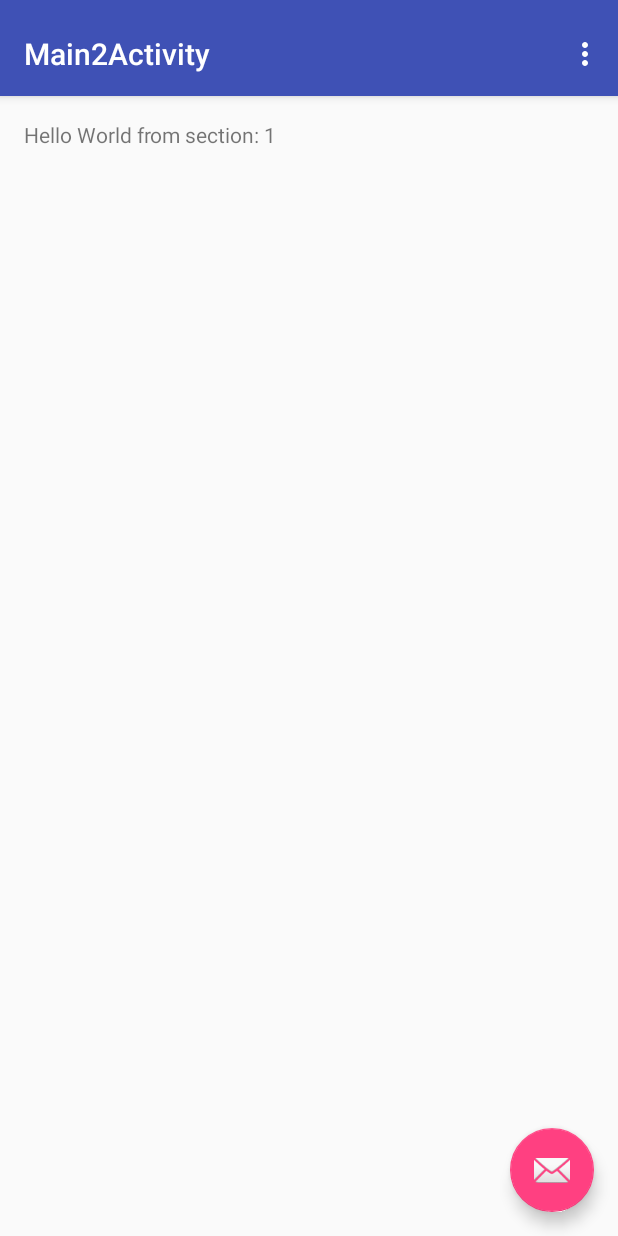
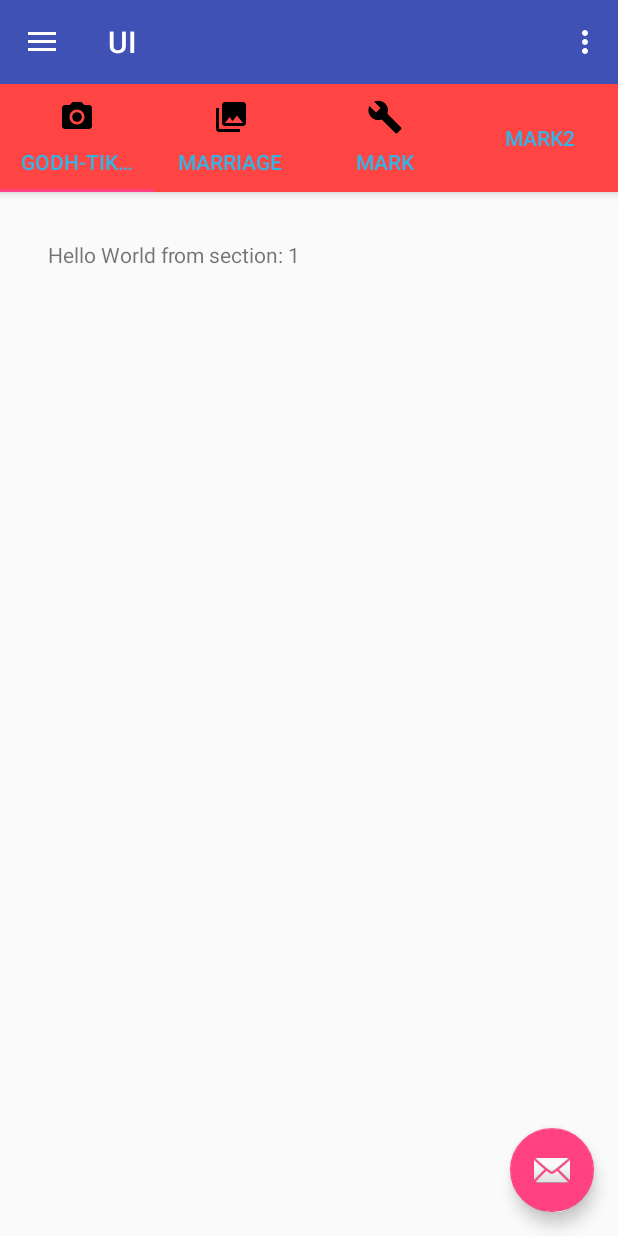
Before and after one commit to Sanyam96/UI-Basic, an Android app: the screen it shows after launch (Main2Activity), on a phone screen of 412 x 824 dp. Run offline under Robolectric (Android 15) with nearby library versions, the phone set to English and light mode, and no system bars.

```diff
--- a/app/src/main/java/com/example/sanyam/ui_basic/Main2Activity.java
+++ b/app/src/main/java/com/example/sanyam/ui_basic/Main2Activity.java
@@ -3,13 +3,19 @@ package com.example.sanyam.ui_basic;
 import android.os.Bundle;
 import android.os.Handler;
 import android.support.design.widget.FloatingActionButton;
+import android.support.design.widget.NavigationView;
 import android.support.design.widget.Snackbar;
+import android.support.design.widget.TabLayout;
 import android.support.v4.app.Fragment;
 import android.support.v4.app.FragmentManager;
 import android.support.v4.app.FragmentPagerAdapter;
+import android.support.v4.view.GravityCompat;
 import android.support.v4.view.ViewPager;
+import android.support.v4.widget.DrawerLayout;
+import android.support.v7.app.ActionBarDrawerToggle;
 import android.support.v7.app.AppCompatActivity;
 import android.support.v7.widget.Toolbar;
+import android.util.Log;
 import android.view.LayoutInflater;
 import android.view.Menu;
 import android.view.MenuItem;
@@ -18,7 +24,10 @@ import android.view.ViewGroup;
 import android.widget.TextView;
 import android.widget.Toast;
 
-public class Main2Activity extends AppCompatActivity {
+public class Main2Activity extends AppCompatActivity implements NavigationView.OnNavigationItemSelectedListener {
+
+    TabLayout tabLayout;
+
 
 
     //TODO DONE---------------------------------------------------------------
@@ -28,32 +37,6 @@ public class Main2Activity extends AppCompatActivity {
      * double tab on back button within 4sec(4000ms) to exit the application
      */
     boolean doubleBackToExitPressedOnce = false;
-
-    @Override
-    public void onBackPressed() {
-        if (doubleBackToExitPressedOnce) {
-            super.onBackPressed();
-            System.exit(0);
-            return;
-        }
-        this.doubleBackToExitPressedOnce = true;
-        Toast.makeText(this, "Please click BACK again to exit", Toast.LENGTH_SHORT).show();
-
-//        Intent i=new Intent();
-//        i.setClass(MainActivity.this,MainActivity.class);
-//        startActivity(i);
-
-        new Handler().postDelayed(new Runnable() {
-
-            @Override
-            public void run() {
-                doubleBackToExitPressedOnce=false;
-            }
-        }, 4000);
-    }
-    //TODO DONE---------------------------------------------------------------
-
-
 
 
     /**
@@ -74,7 +57,7 @@ public class Main2Activity extends AppCompatActivity {
     @Override
     protected void onCreate(Bundle savedInstanceState) {
         super.onCreate(savedInstanceState);
-        setContentView(R.layout.activity_main2);
+        setContentView(R.layout.activity_main22);
 
         Toolbar toolbar = (Toolbar) findViewById(R.id.toolbar);
         setSupportActionBar(toolbar);
@@ -85,6 +68,11 @@ public class Main2Activity extends AppCompatActivity {
         // Set up the ViewPager with the sections adapter.
         mViewPager = (ViewPager) findViewById(R.id.container);
         mViewPager.setAdapter(mSectionsPagerAdapter);
+        tabLayout = (TabLayout)findViewById(R.id.tabs);
+        tabLayout.setupWithViewPager(mViewPager);
+        setupTabIcons();
+
+        //tabLayout;
 
 
         FloatingActionButton fab = (FloatingActionButton) findViewById(R.id.fab);
@@ -96,16 +84,116 @@ public class Main2Activity extends AppCompatActivity {
             }
         });
 
+        DrawerLayout drawer = (DrawerLayout) findViewById(R.id.drawer_layout);
+        ActionBarDrawerToggle toggle = new ActionBarDrawerToggle(
+                this, drawer, toolbar, R.string.navigation_drawer_open, R.string.navigation_drawer_close);
+        drawer.setDrawerListener(toggle);
+        toggle.syncState();
+
+        NavigationView navigationView = (NavigationView) findViewById(R.id.nav_view);
+        navigationView.setNavigationItemSelectedListener(this);
+
+
+    }
+
+    // TODO Done -- handling back press button press back button to close navigation drawer
+//    @Override
+//    public void onBackPressed() {
+//        DrawerLayout drawer = (DrawerLayout) findViewById(R.id.drawer_layout);
+//        if (drawer.isDrawerOpen(GravityCompat.START)) {
+//            drawer.closeDrawer(GravityCompat.START);
+//        } else {
+//            super.onBackPressed();
+//        }
+//    }
+    @Override
+    public void onBackPressed() {
+        DrawerLayout drawer = (DrawerLayout) findViewById(R.id.drawer_layout);
+        if (drawer.isDrawerOpen(GravityCompat.START)) {
+            drawer.closeDrawer(GravityCompat.START);
+        } else {
+            //super.onBackPressed();
+
+            if (doubleBackToExitPressedOnce) {
+                super.onBackPressed();
+                System.exit(0);
+                return;
+            }
+            this.doubleBackToExitPressedOnce = true;
+            Toast.makeText(this, "Please click BACK again to exit", Toast.LENGTH_SHORT).show();
+
+            //        Intent i=new Intent();
+            //        i.setClass(MainActivity.this,MainActivity.class);
+            //        startActivity(i);
+
+
+            new Handler().postDelayed(new Runnable() {
+
+                @Override
+                public void run() {
+                    doubleBackToExitPressedOnce = false;
+                }
+            }, 4000);
+        }
+    }
+    //---------------------------------------------------------------
+
+
+
+
+
+
+
+    // TODO Done -- Navigation Bar Handling event!!
+    /*normal if-else work and add/starts activity on if-else and refer log.i/e in nav_camera*/
+    @SuppressWarnings("StatementWithEmptyBody")
+    @Override
+    public boolean onNavigationItemSelected(MenuItem item) {
+        // Handle navigation view item clicks here.
+        int id = item.getItemId();
+
+        if (id == R.id.nav_camera) {
+            Log.e("Abc", "Hello");
+            // Handle the camera action
+        } else if (id == R.id.nav_gallery) {
+
+        } else if (id == R.id.nav_slideshow) {
+
+        } else if (id == R.id.nav_manage) {
+
+        } else if (id == R.id.nav_share) {
+
+        } else if (id == R.id.nav_send) {
+
+        }
+
+        DrawerLayout drawer = (DrawerLayout) findViewById(R.id.drawer_layout);
+        drawer.closeDrawer(GravityCompat.START);
+        return true;
     }
 
 
+    private void setupTabIcons() {
+        tabLayout.getTabAt(0).setIcon(R.drawable.ic_menu_camera);
+        tabLayout.getTabAt(1).setIcon(R.drawable.ic_menu_gallery);
+        tabLayout.getTabAt(2).setIcon(R.drawable.ic_menu_manage);
+    }
+
+
+    //-----------------------
+    //TODO Done -- for menu
+    // TODO Done -- to show 3dots(menu) inflating only!!
     @Override
     public boolean onCreateOptionsMenu(Menu menu) {
         // Inflate the menu; this adds items to the action bar if it is present.
         getMenuInflater().inflate(R.menu.menu_main2, menu);
         return true;
     }
+    //-----------------------
 
+    //-----------------------
+    //TODO DONE---------------------------------------------
+    // TODO Done -- Menu item events!!
     @Override
     public boolean onOptionsItemSelected(MenuItem item) {
         // Handle action bar item clicks here. The action bar will
@@ -115,11 +203,13 @@ public class Main2Activity extends AppCompatActivity {
 
         //noinspection SimplifiableIfStatement
         if (id == R.id.action_settings) {
+            Log.e("A", "Hello Menu");
             return true;
         }
 
         return super.onOptionsItemSelected(item);
     }
+    //-----------------------
 
 
     //TODO DONE---------------------------------------------------------------
@@ -181,18 +271,20 @@ public class Main2Activity extends AppCompatActivity {
         @Override
         public int getCount() {
             // Show 3 total pages.
-            return 3;
+            return 4;
         }
 
         @Override
         public CharSequence getPageTitle(int position) {
             switch (position) {
                 case 0:
-                    return "SECTION 1";
+                    return "Godh-tikka";
                 case 1:
-                    return "SECTION 2";
+                    return "Marriage";
                 case 2:
-                    return "SECTION 3";
+                    return "Mark";
+                case 3:
+                    return "Mark2";
             }
             return null;
         }
--- a/app/src/main/res/layout/app_bar_main22.xml
+++ b/app/src/main/res/layout/app_bar_main22.xml
@@ -5,7 +5,7 @@
     android:layout_width="match_parent"
     android:layout_height="match_parent"
     android:fitsSystemWindows="true"
-    tools:context="com.example.sanyam.ui_basic.Main22Activity">
+    tools:context="com.example.sanyam.ui_basic.Main2Activity">
 
     <android.support.design.widget.AppBarLayout
         android:layout_width="match_parent"
@@ -18,6 +18,17 @@
             android:layout_height="?attr/actionBarSize"
             android:background="?attr/colorPrimary"
             app:popupTheme="@style/AppTheme.PopupOverlay" />
+
+        <android.support.design.widget.TabLayout
+            android:layout_height="wrap_content"
+            android:layout_width="match_parent"
+            android:id="@+id/tabs"
+            android:background="@color/red"
+            app:tabTextColor="@android:color/holo_blue_light"
+            app:tabMode="fixed"
+            app:tabMaxWidth="0dp"
+            app:tabGravity="fill">
+        </android.support.design.widget.TabLayout>
 
     </android.support.design.widget.AppBarLayout>
 
--- a/app/src/main/res/layout/content_main22.xml
+++ b/app/src/main/res/layout/content_main22.xml
@@ -9,7 +9,14 @@
     android:paddingRight="@dimen/activity_horizontal_margin"
     android:paddingTop="@dimen/activity_vertical_margin"
     app:layout_behavior="@string/appbar_scrolling_view_behavior"
-    tools:context="com.example.sanyam.ui_basic.Main22Activity"
+    tools:context="com.example.sanyam.ui_basic.Main2Activity"
     tools:showIn="@layout/app_bar_main22">
 
+    <android.support.v4.view.ViewPager
+        android:id="@+id/container"
+        android:layout_width="match_parent"
+        android:layout_height="match_parent"
+        app:layout_behavior="@string/appbar_scrolling_view_behavior" />
+
+
 </RelativeLayout>
```
Also changed, not shown: app/src/main/AndroidManifest.xml (+2 -8 lines), app/src/main/res/layout/check1.xml (added, +18 -0 lines), app/src/main/res/layout/test.xml (added, +20 -0 lines).
